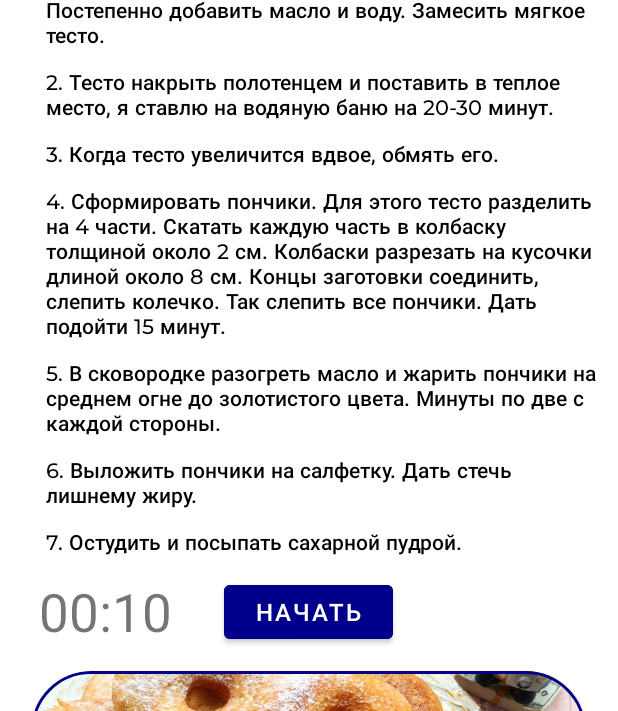
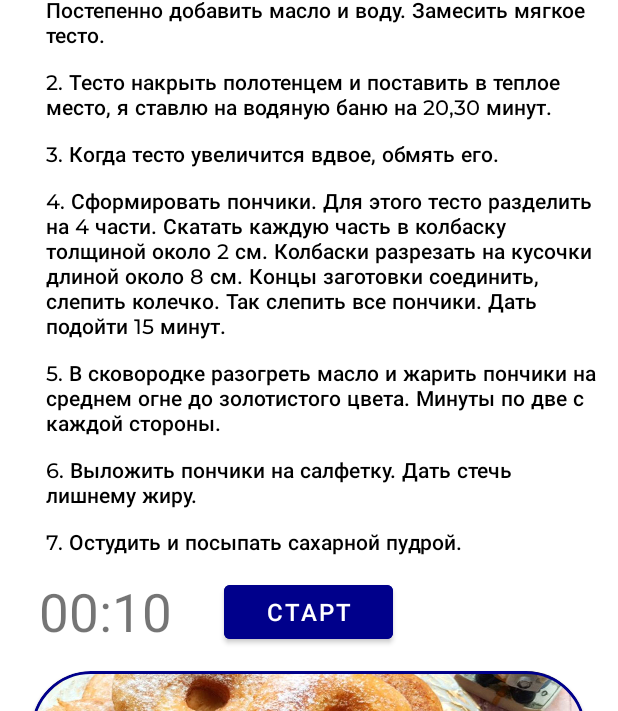
Before and after one commit to nuwandazl/timerCook, an Android app: the fragment Ponchiki placed in its activity, scrolled down 523 dp, on a phone screen of 412 x 824 dp. Shown: the part 476-1187 px from the top of the screen. Run offline under Robolectric (Android 15) with nearby library versions, the phone set to English and light mode, and no system bars.

Commit message:
Добавлена локализация рецептов

```diff
--- a/app/src/main/java/com/example/timercook/Ponchiki.java
+++ b/app/src/main/java/com/example/timercook/Ponchiki.java
@@ -181,7 +181,7 @@ public class Ponchiki extends Fragment {
             @Override
             public void onFinish() {
                 mTimerRunning = false;
-                mButtonStartPause.setText("Старт");
+                mButtonStartPause.setText("@string/start");
                 mButtonStartPause.setVisibility(View.INVISIBLE);
                 mButtonReset.setVisibility(View.VISIBLE);
                 final String CHANEL = "main";
@@ -222,14 +222,14 @@ public class Ponchiki extends Fragment {
         }.start();
 
         mTimerRunning = true;
-        mButtonStartPause.setText("Пауза");
+        mButtonStartPause.setText("pause");
         mButtonReset.setVisibility(View.INVISIBLE);
     }
 
     private void pauseTimer() {
         mCountDownTimer.cancel();
         mTimerRunning = false;
-        mButtonStartPause.setText("Старт");
+        mButtonStartPause.setText("start");
         mButtonReset.setVisibility(View.VISIBLE);
     }
 
--- a/app/src/main/java/com/example/timercook/RecipesFragment.java
+++ b/app/src/main/java/com/example/timercook/RecipesFragment.java
@@ -86,18 +86,6 @@ public class RecipesFragment extends Fragment {
     public void onViewCreated(@NonNull View view, @Nullable Bundle savedInstanceState) {
         super.onViewCreated(view, savedInstanceState);
 
-        button=getView().findViewById(R.id.btn);
-        button.setOnClickListener(new View.OnClickListener() {
-            @Override
-            public void onClick(View view) {
-                long[] pattern = { 500, 300, 400, 200 };
-                Vibrator vibrator = (Vibrator) getActivity().getSystemService(Context.VIBRATOR_SERVICE);
-                if (vibrator.hasVibrator()) {
-                    vibrator.vibrate(pattern, 2);
-                }
-            }
-        });
-
         belyash=getView().findViewById(R.id.card_view);
         belyash.setOnClickListener(new View.OnClickListener() {
             @Override
--- a/app/src/main/res/layout/fragment_ponchiki.xml
+++ b/app/src/main/res/layout/fragment_ponchiki.xml
@@ -60,7 +60,7 @@
                 android:layout_marginTop="20dp"
                 android:layout_marginBottom="10dp"
                 android:fontFamily="@font/montserrat_bold"
-                android:text="Пончики"
+                android:text="@string/ponchiki"
                 android:textColor="#000000"
                 android:textSize="16sp" />
 
@@ -72,7 +72,7 @@
                 android:layout_marginTop="10dp"
                 android:layout_marginBottom="10dp"
                 android:fontFamily="@font/montserrat_bold"
-                android:text="Ингредиенты"
+                android:text="@string/ingr"
                 android:textColor="#000000"
                 android:textSize="14sp" />
 
@@ -94,7 +94,7 @@
                 android:layout_marginTop="20dp"
                 android:layout_marginBottom="10dp"
                 android:fontFamily="@font/montserrat_bold"
-                android:text="Способ приготовления"
+                android:text="@string/sposob_prig_title"
                 android:textColor="#000000"
                 android:textSize="16sp" />
 
@@ -108,7 +108,7 @@
                 android:layout_marginTop="5dp"
                 android:layout_marginBottom="5dp"
                 android:fontFamily="@font/montserrat_medium"
-                android:text="1. Муку просеять, смешать с сухими ингредиентами. Постепенно добавить масло и воду. Замесить мягкое тесто."
+                android:text="@string/stepOne"
                 android:textColor="#000000"
                 android:textSize="14sp" />
 
@@ -121,7 +121,7 @@
                 android:layout_marginTop="5dp"
                 android:layout_marginBottom="5dp"
                 android:fontFamily="@font/montserrat_medium"
-                android:text="2. Тесто накрыть полотенцем и поставить в теплое место, я ставлю на водяную баню на 20-30 минут."
+                android:text="@string/stepTwo"
                 android:textColor="#000000"
                 android:textSize="14sp" />
 
@@ -134,7 +134,7 @@
                 android:layout_marginTop="5dp"
                 android:layout_marginBottom="5dp"
                 android:fontFamily="@font/montserrat_medium"
-                android:text="3. Когда тесто увеличится вдвое, обмять его."
+                android:text="@string/stepThree"
                 android:textColor="#000000"
                 android:textSize="14sp" />
 
@@ -147,7 +147,7 @@
                 android:layout_marginTop="5dp"
                 android:layout_marginBottom="5dp"
                 android:fontFamily="@font/montserrat_medium"
-                android:text="4. Сформировать пончики. Для этого тесто разделить на 4 части. Скатать каждую часть в колбаску толщиной около 2 см. Колбаски разрезать на кусочки длиной около 8 см. Концы заготовки соединить, слепить колечко. Так слепить все пончики. Дать подойти 15 минут."
+                android:text="@string/stepFour"
                 android:textColor="#000000"
                 android:textSize="14sp" />
 
@@ -160,7 +160,7 @@
                 android:layout_marginTop="5dp"
                 android:layout_marginBottom="5dp"
                 android:fontFamily="@font/montserrat_medium"
-                android:text="5. В сковородке разогреть масло и жарить пончики на среднем огне до золотистого цвета. Минуты по две с каждой стороны."
+                android:text="@string/stepFive"
                 android:textColor="#000000"
                 android:textSize="14sp" />
 
@@ -173,7 +173,7 @@
                 android:layout_marginTop="5dp"
                 android:layout_marginBottom="5dp"
                 android:fontFamily="@font/montserrat_medium"
-                android:text="6. Выложить пончики на салфетку. Дать стечь лишнему жиру."
+                android:text="@string/stepSix"
                 android:textColor="#000000"
                 android:textSize="14sp" />
 
@@ -186,7 +186,7 @@
                 android:layout_marginTop="5dp"
                 android:layout_marginBottom="5dp"
                 android:fontFamily="@font/montserrat_medium"
-                android:text="7. Остудить и посыпать сахарной пудрой."
+                android:text="@string/stepSeven"
                 android:textColor="#000000"
                 android:textSize="14sp" />
 
@@ -210,26 +210,26 @@
                 <Button
                     android:id="@+id/btnStartPause"
                     android:layout_width="0dp"
+                    android:layout_height="wrap_content"
+                    android:layout_gravity="center"
                     android:layout_margin="5dp"
                     android:layout_weight="1"
-                    android:layout_height="wrap_content"
-                    android:layout_gravity="center"
                     android:backgroundTint="#00008b"
-                    android:text="Начать"
+                    android:text="@string/start"
                     android:textSize="16sp" />
 
                 <Button
                     android:id="@+id/btnReset"
                     android:layout_width="0dp"
-                    android:layout_weight="1"
-                    android:layout_margin="5dp"
                     android:layout_height="wrap_content"
                     android:layout_gravity="center"
+                    android:layout_margin="5dp"
+                    android:layout_weight="1"
                     android:backgroundTint="#00008b"
-                    android:text="Сброс"
+                    android:text="@string/reset"
                     android:textSize="16sp"
                     android:visibility="invisible"
-                    tools:visibility="visible"/>
+                    tools:visibility="visible" />
             </LinearLayout>
 
 
@@ -257,7 +257,7 @@
                 android:layout_marginTop="20dp"
                 android:layout_marginBottom="10dp"
                 android:fontFamily="@font/montserrat_medium"
-                android:text="Готово! Приятного аппетита!"
+                android:text="@string/result"
                 android:textColor="#000000"
                 android:textSize="14sp" />
 
--- a/app/src/main/res/layout/fragment_recipes.xml
+++ b/app/src/main/res/layout/fragment_recipes.xml
@@ -20,11 +20,6 @@
         android:orientation="vertical"
         >
 
-        <Button
-            android:id="@+id/btn"
-            android:text="Ryjgrf"
-            android:layout_width="match_parent"
-            android:layout_height="match_parent"/>
     <com.google.android.material.card.MaterialCardView
         android:id="@+id/card_view"
         style="@style/AppTheme"
--- a/app/src/main/res/values/strings.xml
+++ b/app/src/main/res/values/strings.xml
@@ -3,6 +3,26 @@
     <!-- TODO: Remove or change this placeholder text -->
     <string name="timerOver">Время истекло!</string>
     <string name="miniText">Следующее блюдо ждёт!</string>
+    <string name="ponchiki">Пончики</string>
+    <string name="title_app">Рецепты</string>
+    <string name="ingr">Ингредиенты</string>
+    <string name="sposob_prig_title">Способ приготовления</string>
+
+    <string name="stepOne">1. Муку просеять, смешать с сухими ингредиентами. Постепенно добавить масло и воду. Замесить мягкое тесто.</string>
+    <string name="stepTwo">2. Тесто накрыть полотенцем и поставить в теплое место, я ставлю на водяную баню на 20,30 минут.</string>
+    <string name="stepThree">3. Когда тесто увеличится вдвое, обмять его.</string>
+    <string name="stepFour">4. Сформировать пончики. Для этого тесто разделить на 4 части. Скатать каждую часть в колбаску толщиной около 2 см. Колбаски разрезать на кусочки длиной около 8 см. Концы заготовки соединить, слепить колечко. Так слепить все пончики. Дать подойти 15 минут.</string>
+    <string name="stepFive">5. В сковородке разогреть масло и жарить пончики на среднем огне до золотистого цвета. Минуты по две с каждой стороны.</string>
+    <string name="stepSix">6. Выложить пончики на салфетку. Дать стечь лишнему жиру.</string>
+    <string name="stepSeven">7. Остудить и посыпать сахарной пудрой.</string>
+
+    <string name="result">Готово! Приятного аппетита!</string>
+
+    <string name="start">Старт</string>
+    <string name="reset">Сброс</string>
+    <string name="pause">Пауза</string>
+
+
     <string-array name="Ingredienty">
         <item>Сахар — 60 гр</item>
         <item>Масло сливочное — 150 гр </item>
```
Also changed, not shown: 6 other files.
